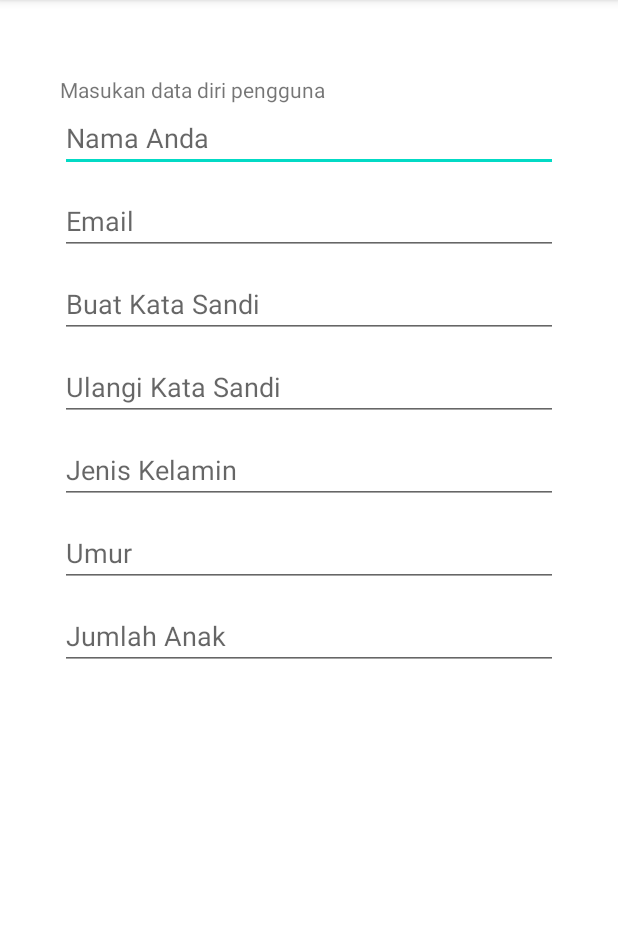
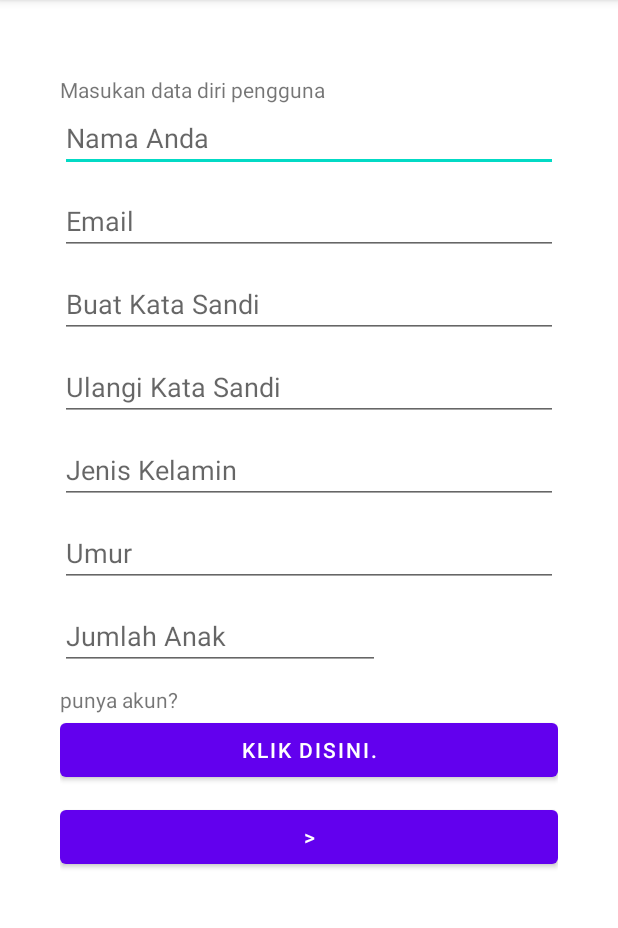
Before and after one commit to pwicaksonoo/AnakKu, an Android app: the fragment RegisterFragment shown on its own in the app's theme, on a phone screen of 412 x 824 dp, the part 84-1012 px from its top. Run offline under Robolectric (Android 15) with nearby library versions, the phone set to English and light mode, and no system bars.

Commit message:
Update register lagi

```diff
--- a/app/src/main/res/layout/fragment_login.xml
+++ b/app/src/main/res/layout/fragment_login.xml
@@ -45,21 +45,20 @@
         android:text="atau masuk dengan akun Google atau Facebook" />
 
     <Button
-        android:id="@+id/button"
+        android:id="@+id/button1"
         android:layout_width="match_parent"
         android:layout_height="wrap_content"
         android:text="Facebook" />
     <Button
-        android:id="@+id/button"
+        android:id="@+id/button2"
         android:layout_width="match_parent"
         android:layout_height="wrap_content"
         android:text="Google" />
 
     <Button
-        android:id="@+id/button"
+        android:id="@+id/button3"
         android:layout_width="match_parent"
         android:layout_height="wrap_content"
         android:text=">" />
 
-
 </LinearLayout>
--- a/app/src/main/res/layout/fragment_pick_child.xml
+++ b/app/src/main/res/layout/fragment_pick_child.xml
@@ -23,7 +23,7 @@
         android:gravity="center"/>
 
     <Button
-        android:id="@+id/button3"
+        android:id="@+id/button1"
         android:layout_width="match_parent"
         android:layout_height="wrap_content"
         android:text="William" />
@@ -36,7 +36,7 @@
         android:gravity="center"/>
 
     <Button
-        android:id="@+id/button3"
+        android:id="@+id/button2"
         android:layout_width="match_parent"
         android:layout_height="wrap_content"
         android:text="Jean" />
--- a/app/src/main/res/layout/fragment_register.xml
+++ b/app/src/main/res/layout/fragment_register.xml
@@ -41,13 +41,13 @@
         android:inputType="textEmailAddress" />
 
     <EditText
-        android:id="@+id/editPassword"
+        android:id="@+id/editTextPassword"
         android:layout_width="match_parent"
         android:layout_height="wrap_content"
         android:ems="10"
         android:hint="Buat Kata Sandi"
         android:layout_marginBottom="10dp"
-        android:inputType="numberPassword" />
+        android:inputType="number|text" />
 
     <EditText
         android:id="@+id/editTextKonfirmasiPassword"
@@ -56,7 +56,7 @@
         android:ems="10"
         android:hint="Ulangi Kata Sandi"
         android:layout_marginBottom="10dp"
-        android:inputType="numberPassword" />
+        android:inputType="number|text" />
 
     <EditText
         android:id="@+id/editTextJenisKelamin"
@@ -65,25 +65,43 @@
         android:ems="10"
         android:hint="Jenis Kelamin"
         android:layout_marginBottom="10dp"
-        android:inputType="" />
+        android:inputType="textFilter" />
 
     <EditText
-        android:id="@+id/editPilihUmur"
+        android:id="@+id/editTextUmur"
         android:layout_width="match_parent"
         android:layout_height="wrap_content"
         android:ems="10"
         android:hint="Umur"
         android:layout_marginBottom="10dp"
-        android:inputType="" />
+        android:inputType="number|text" />
 
     <EditText
-        android:id="@+id/editPilihJumlahAnak"
-        android:layout_width="match_parent"
+        android:id="@+id/editTextJumlahAnak"
+        android:layout_width="wrap_content"
         android:layout_height="wrap_content"
         android:ems="10"
         android:hint="Jumlah Anak"
         android:layout_marginBottom="10dp"
-        android:inputType="" />
+        android:inputType="number|text" />
 
+    <TextView
+        android:layout_width="wrap_content"
+        android:layout_height="wrap_content"
+        android:text="punya akun?" />
+
+    <Button
+        android:id="@+id/button1"
+        android:layout_width="match_parent"
+        android:layout_height="wrap_content"
+        android:layout_marginBottom="10dp"
+        android:text="klik disini." />
+
+    <Button
+        android:id="@+id/button2"
+        android:layout_width="match_parent"
+        android:layout_height="wrap_content"
+        android:layout_marginBottom="10dp"
+        android:text=">" />
 
 </LinearLayout>
```
